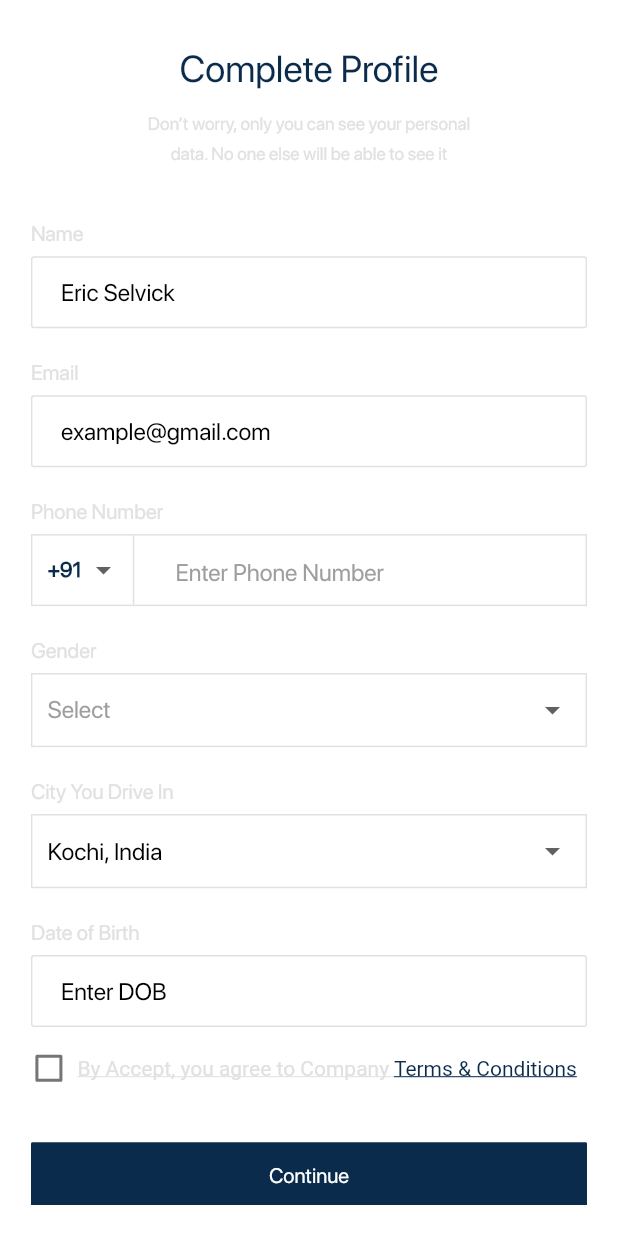
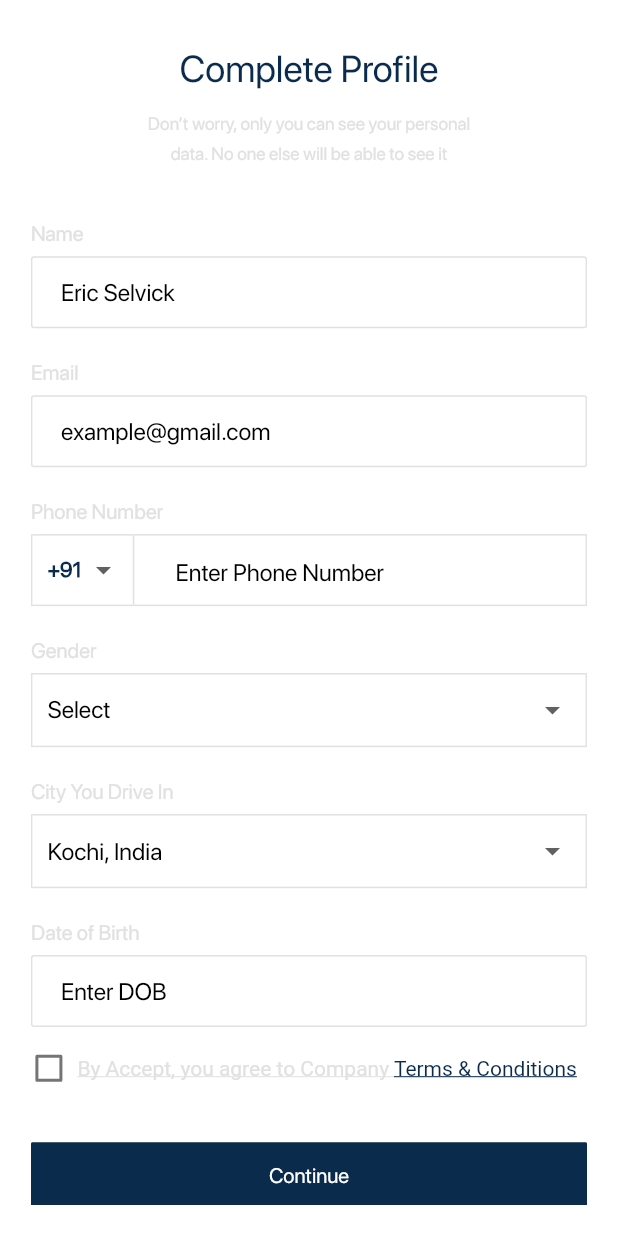
Before and after one commit to Rayarmohan/Jambo-Taxi-app, a Flutter app: the LoginScreen screen opened by its route, after a tap on an icon or button, on a phone screen of 412 x 824 dp. Run offline on Flutter 3.47's test engine with Material 3 defaults, Android fonts, the phone set to English and light mode, and no system bars; our stand-ins replace dotted_border, dotted_line, flutter_rating_bar, flutter_screenutil, flutter_svg, get.

Commit message:
text-correction

```diff
--- a/lib/features/login/login_screen.dart
+++ b/lib/features/login/login_screen.dart
@@ -146,9 +146,14 @@ class PhoneNumberField extends StatelessWidget {
                       .none, // Ensures no border when enabled and not focused
                   focusedBorder: InputBorder.none,
                   disabledBorder: InputBorder.none,
-
                   hintText: 'Enter Phone Number',
-              ),
+                  hintStyle: TextStyle(
+                    fontFamily: "SF Pro Display",
+                    fontSize: 16,
+                    fontWeight: FontWeight.w400,
+                    height: 1.275,
+                    color: Colors.black,
+                  )),
               keyboardType: TextInputType.phone,
             ),
           ),
--- a/lib/features/registration/registration_screen.dart
+++ b/lib/features/registration/registration_screen.dart
@@ -104,7 +104,7 @@ class RegistartionScreen extends StatelessWidget {
                       height: 5.h,
                     ),
                     Obx(
-                          () => Container(
+                      () => Container(
                         height: 48.h,
                         width: 500.h,
                         padding: const EdgeInsets.all(10),
@@ -114,22 +114,26 @@ class RegistartionScreen extends StatelessWidget {
                         child: DropdownButtonHideUnderline(
                           child: DropdownButton<String>(
                             // Ensure the value is null if it's empty or hasn't been selected yet
-                            value: controller.genderdropdownValue.value.isEmpty ? null : controller.genderdropdownValue.value,
+                            value: controller.genderdropdownValue.value.isEmpty
+                                ? null
+                                : controller.genderdropdownValue.value,
                             // This will show "Select" when no value is selected (value is null)
-                            hint: Text("Select", style: TextStyle(
-                              fontFamily: "SF Pro Display",
-                              fontSize: 16,
-                              fontWeight: FontWeight.w400,
-                              color: Colors.grey,  // Use a grey color to indicate placeholder text
-                            )),
+                            hint: Text("Select",
+                                style: TextStyle(
+                                  fontFamily: "SF Pro Display",
+                                  fontSize: 16,
+                                  fontWeight: FontWeight.w400,
+                                  color: Colors
+                                      .black, // Use a grey color to indicate placeholder text
+                                )),
                             onChanged: (String? newValue) {
                               // Only update the value if it's not null
                               if (newValue != null) {
                                 controller.setGenderDropdownValue(newValue);
                               }
                             },
-                            items: <String>['Male', 'Female']
-                                .map((String value) {
+                            items:
+                                <String>['Male', 'Female'].map((String value) {
                               return DropdownMenuItem<String>(
                                 value: value,
                                 child: Text(
@@ -147,8 +151,6 @@ class RegistartionScreen extends StatelessWidget {
                         ),
                       ),
                     ),
-
-
                     SizedBox(
                       height: 15.h,
                     ),
@@ -345,7 +347,7 @@ class PhoneNumberField extends StatelessWidget {
                   fontSize: 16,
                   fontWeight: FontWeight.w400,
                   height: 1.275,
-                  color: Colors.grey,
+                  color: Colors.black,
                 ),
               ),
               keyboardType: TextInputType.phone,
```
Lines whose indentation alone changed are shown as unchanged.
